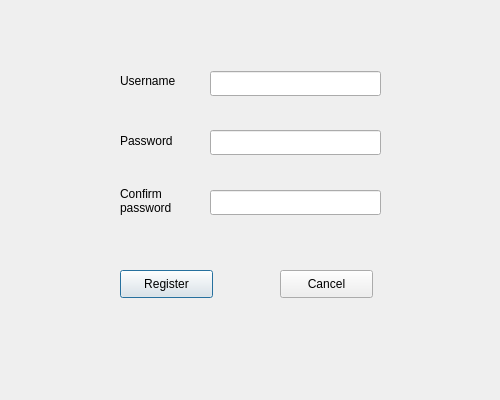
This is Tank_Trouble_IV/registerdialog.ui in raitocc/run as Qt 5 draws it before an edit. The edited form follows.
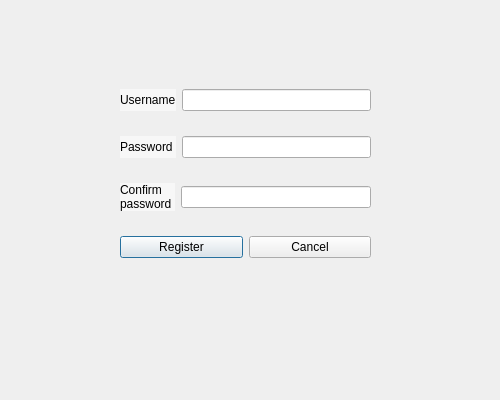
This is the edited form.

Commit message: 美化界面

```diff
--- a/Tank_Trouble_IV/registerdialog.ui
+++ b/Tank_Trouble_IV/registerdialog.ui
@@ -13,107 +13,104 @@
   <property name="windowTitle">
    <string>Dialog</string>
   </property>
-  <widget class="QLineEdit" name="usernameLineEdit">
-   <property name="geometry">
-    <rect>
-     <x>210</x>
-     <y>71</y>
-     <width>171</width>
-     <height>25</height>
-    </rect>
-   </property>
-  </widget>
-  <widget class="QLineEdit" name="passwordLineEdit">
-   <property name="geometry">
-    <rect>
-     <x>210</x>
-     <y>130</y>
-     <width>171</width>
-     <height>25</height>
-    </rect>
-   </property>
-   <property name="echoMode">
-    <enum>QLineEdit::Password</enum>
-   </property>
-  </widget>
-  <widget class="QLineEdit" name="confirmPasswordLineEdit">
-   <property name="geometry">
-    <rect>
-     <x>210</x>
-     <y>190</y>
-     <width>171</width>
-     <height>25</height>
-    </rect>
-   </property>
-   <property name="echoMode">
-    <enum>QLineEdit::Password</enum>
-   </property>
-  </widget>
-  <widget class="QLabel" name="label">
+  <widget class="QWidget" name="">
    <property name="geometry">
     <rect>
      <x>120</x>
      <y>70</y>
-     <width>91</width>
-     <height>21</height>
+     <width>251</width>
+     <height>211</height>
     </rect>
+   </property>
+   <layout class="QVBoxLayout" name="verticalLayout">
+    <item>
+     <layout class="QHBoxLayout" name="horizontalLayout">
+      <item>
+       <widget class="QLabel" name="label">
+        <property name="styleSheet">
+         <string notr="true">font: 12pt &quot;Comic Sans MS&quot;;
+background-color: rgba(255, 255, 255, 127);</string>
    </property>
    <property name="text">
     <string>Username</string>
    </property>
   </widget>
+      </item>
+      <item>
+       <widget class="QLineEdit" name="usernameLineEdit"/>
+      </item>
+     </layout>
+    </item>
+    <item>
+     <layout class="QHBoxLayout" name="horizontalLayout_2">
+      <item>
   <widget class="QLabel" name="label_2">
-   <property name="geometry">
-    <rect>
-     <x>120</x>
-     <y>130</y>
-     <width>91</width>
-     <height>21</height>
-    </rect>
+        <property name="styleSheet">
+         <string notr="true">font: 12pt &quot;Comic Sans MS&quot;;
+background-color: rgba(255, 255, 255, 127);</string>
    </property>
    <property name="text">
-    <string>Password</string>
-   </property>
-  </widget>
+         <string>Password </string>
+        </property>
+       </widget>
+      </item>
+      <item>
+       <widget class="QLineEdit" name="passwordLineEdit">
+        <property name="echoMode">
+         <enum>QLineEdit::Password</enum>
+        </property>
+       </widget>
+      </item>
+     </layout>
+    </item>
+    <item>
+     <layout class="QHBoxLayout" name="horizontalLayout_3">
+      <item>
   <widget class="QLabel" name="label_3">
-   <property name="geometry">
-    <rect>
-     <x>120</x>
-     <y>180</y>
-     <width>101</width>
-     <height>41</height>
-    </rect>
+        <property name="styleSheet">
+         <string notr="true">font: 12pt &quot;Comic Sans MS&quot;;
+background-color: rgba(255, 255, 255, 127);</string>
    </property>
    <property name="text">
-    <string>Confirm
-password</string>
-   </property>
-  </widget>
+         <string>Confirm 
+password </string>
+        </property>
+       </widget>
+      </item>
+      <item>
+       <widget class="QLineEdit" name="confirmPasswordLineEdit">
+        <property name="echoMode">
+         <enum>QLineEdit::Password</enum>
+        </property>
+       </widget>
+      </item>
+     </layout>
+    </item>
+    <item>
+     <layout class="QHBoxLayout" name="horizontalLayout_4">
+      <item>
   <widget class="QPushButton" name="registerButton">
-   <property name="geometry">
-    <rect>
-     <x>120</x>
-     <y>270</y>
-     <width>93</width>
-     <height>28</height>
-    </rect>
+        <property name="styleSheet">
+         <string notr="true">font: 12pt &quot;Comic Sans MS&quot;;</string>
    </property>
    <property name="text">
     <string>Register</string>
    </property>
   </widget>
+      </item>
+      <item>
   <widget class="QPushButton" name="cancelButton">
-   <property name="geometry">
-    <rect>
-     <x>280</x>
-     <y>270</y>
-     <width>93</width>
-     <height>28</height>
-    </rect>
+        <property name="styleSheet">
+         <string notr="true">font: 12pt &quot;Comic Sans MS&quot;;</string>
    </property>
    <property name="text">
     <string>Cancel</string>
    </property>
+       </widget>
+      </item>
+     </layout>
+    </item>
+   </layout>
   </widget>
  </widget>
  <resources/>
```
Lines whose indentation alone changed are shown as unchanged. The commit also changes 4 other files.
